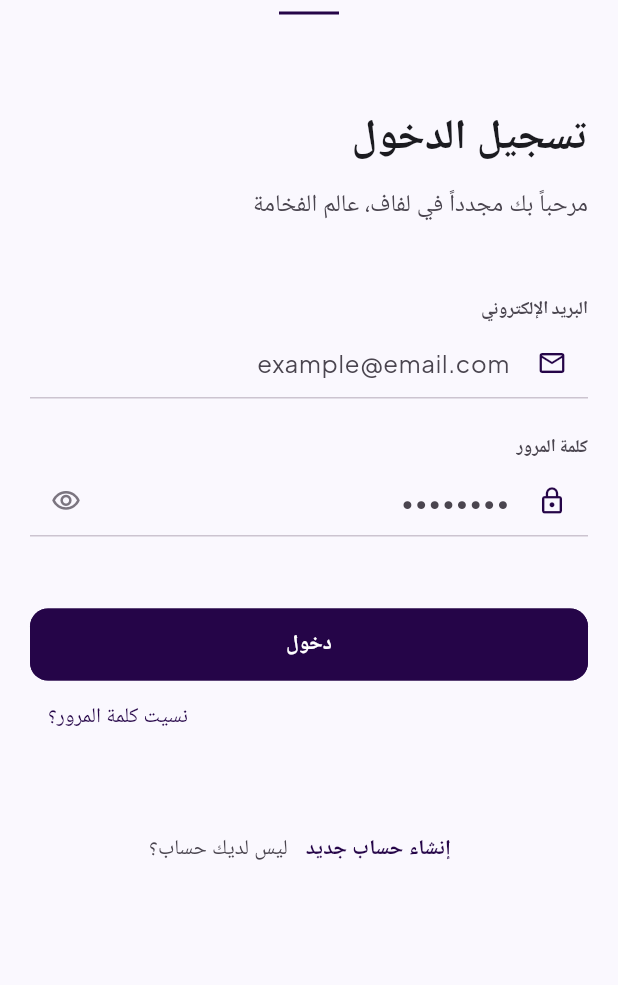
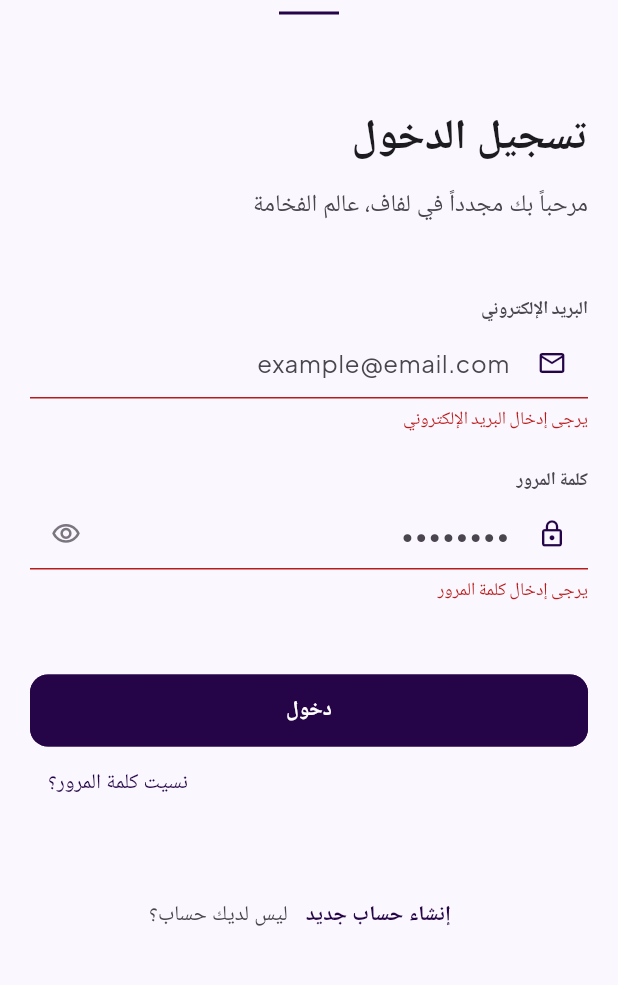
Before and after one commit to hossam91-dev/al-qaah, a Flutter app: the screen it shows after launch, after a tap on "دخول", on a phone screen of 412 x 824 dp, the part 170-1155 px from its top. Run offline on Flutter 3.47's test engine with Material 3 defaults, Android fonts, the phone set to English and light mode, and no system bars; our stand-ins replace dio, flutter_bloc, flutter_dotenv, freezed_annotation, get_it, go_router and 5 more; accounts and stored records are empty; Roboto replaces fonts that are missing (Tajawal).

Commit message:
Refactor: Add validation logic and improve Auth architecture

```diff
--- /dev/null
+++ b/lib/core/utils/validation_utils.dart
@@ -0,0 +1,63 @@
+class ValidationUtils {
+  static String? validateEmail(String? value) {
+    if (value == null || value.trim().isEmpty) {
+      return 'يرجى إدخال البريد الإلكتروني';
+    }
+    final emailRegex = RegExp(r'^[\w-\.]+@([\w-]+\.)+[\w-]{2,4}$');
+    if (!emailRegex.hasMatch(value)) {
+      return 'يرجى إدخال بريد إلكتروني صحيح';
+    }
+    return null;
+  }
+
+  static String? validatePassword(String? value) {
+    if (value == null || value.isEmpty) {
+      return 'يرجى إدخال كلمة المرور';
+    }
+    if (value.length < 6) {
+      return 'كلمة المرور يجب أن تكون 6 أحرف على الأقل';
+    }
+    return null;
+  }
+
+  static String? validateConfirmPassword(String? password, String? confirmPassword) {
+    if (confirmPassword == null || confirmPassword.isEmpty) {
+      return 'يرجى تأكيد كلمة المرور';
+    }
+    if (password != confirmPassword) {
+      return 'كلمتا المرور غير متطابقتين';
+    }
+    return null;
+  }
+
+  static String? validateFullName(String? value) {
+    if (value == null || value.trim().isEmpty) {
+      return 'يرجى إدخال الاسم بالكامل';
+    }
+    if (value.trim().split(' ').length < 2) {
+      return 'يرجى إدخال الاسم الثنائي على الأقل';
+    }
+    return null;
+  }
+
+  static String? validatePhone(String? value) {
+    if (value == null || value.trim().isEmpty) {
+      return 'يرجى إدخال رقم الهاتف';
+    }
+    final phoneRegex = RegExp(r'^(010|011|012|015)[0-9]{8}$');
+    if (!phoneRegex.hasMatch(value)) {
+      return 'يرجى إدخال رقم هاتف مصري صحيح';
+    }
+    return null;
+  }
+
+  static String? validateOtp(String? value) {
+    if (value == null || value.trim().isEmpty) {
+      return 'يرجى إدخال رمز التحقق';
+    }
+    if (value.trim().length != 6) {
+      return 'رمز التحقق يجب أن يكون 6 أرقام';
+    }
+    return null;
+  }
+}
--- a/lib/core/widgets/app_text_field.dart
+++ b/lib/core/widgets/app_text_field.dart
@@ -11,6 +11,7 @@
   final IconData? prefixIcon;
   final Widget? suffixIcon;
   final ValueChanged<String>? onChanged;
+  final String? Function(String?)? validator;
 
   const AppTextField({
     super.key,
@@ -23,6 +24,7 @@
     this.prefixIcon,
     this.suffixIcon,
     this.onChanged,
+    this.validator,
   });
 
   @override
@@ -34,21 +36,23 @@
           Text(
             label!,
             style: Theme.of(context).textTheme.labelMedium?.copyWith(
-              fontWeight: FontWeight.bold,
-              color: AppColors.onSurfaceVariant,
-              letterSpacing: 1.2,
-            ),
+                  fontWeight: FontWeight.bold,
+                  color: AppColors.onSurfaceVariant,
+                  letterSpacing: 1.2,
+                ),
           ),
           const SizedBox(height: 4),
         ],
-        TextField(
+        TextFormField(
           controller: controller,
           obscureText: isPassword,
           keyboardType: keyboardType,
           onChanged: onChanged,
-          style: Theme.of(
-            context,
-          ).textTheme.bodyLarge?.copyWith(color: AppColors.onSurface),
+          validator: validator,
+          style: Theme.of(context)
+              .textTheme
+              .bodyLarge
+              ?.copyWith(color: AppColors.onSurface),
           decoration: InputDecoration(
             hintText: hintText,
             errorText: errorText,
--- a/lib/features/auth/data/datasources/auth_remote_data_source.dart
+++ b/lib/features/auth/data/datasources/auth_remote_data_source.dart
@@ -10,4 +10,6 @@
   Future<void> sendResetCode(String email);
   Future<void> verifyOtp({required String email, required String token});
   Future<void> updatePassword(String newPassword);
+  Future<UserEntity?> getCurrentUser();
+  Future<void> logout();
 }
--- a/lib/features/auth/domain/repositories/auth_repository.dart
+++ b/lib/features/auth/domain/repositories/auth_repository.dart
@@ -10,4 +10,6 @@
   Future<void> sendResetCode(String email);
   Future<void> verifyOtp({required String email, required String token});
   Future<void> updatePassword(String newPassword);
+  Future<UserEntity?> getCurrentUser();
+  Future<void> logout();
 }
--- a/lib/features/auth/presentation/pages/login_page.dart
+++ b/lib/features/auth/presentation/pages/login_page.dart
@@ -26,7 +26,7 @@
           state.whenOrNull(
             success: (user) {
               AppSnackBar.success(context, 'مرحباً ${user.name}');
-              // Navigate to home after success
+              context.go(AppRoutes.home);
             },
             error: (message) => AppSnackBar.error(context, message),
           );
--- a/lib/features/auth/presentation/widgets/login_form.dart
+++ b/lib/features/auth/presentation/widgets/login_form.dart
@@ -2,6 +2,7 @@
 import 'package:flutter_bloc/flutter_bloc.dart';
 import 'package:al_qaah/l10n/app_localizations.dart';
 import '../../../../../core/theme/app_colors.dart';
+import '../../../../../core/utils/validation_utils.dart';
 import '../../../../../core/widgets/app_button.dart';
 import '../../../../../core/widgets/app_text_field.dart';
 import '../bloc/auth_cubit.dart';
@@ -14,6 +15,7 @@
 }
 
 class _LoginFormState extends State<LoginForm> {
+  final _formKey = GlobalKey<FormState>();
   final TextEditingController _emailController = TextEditingController();
   final TextEditingController _passwordController = TextEditingController();
   bool _isPasswordVisible = false;
@@ -25,10 +27,21 @@
     super.dispose();
   }
 
+  void _submit() {
+    if (_formKey.currentState?.validate() ?? false) {
+      context.read<AuthCubit>().login(
+            _emailController.text,
+            _passwordController.text,
+          );
+    }
+  }
+
   @override
   Widget build(BuildContext context) {
     final l10n = AppLocalizations.of(context)!;
-    return Column(
+    return Form(
+      key: _formKey,
+      child: Column(
         crossAxisAlignment: CrossAxisAlignment.stretch,
         children: [
           AppTextField(
@@ -37,6 +50,7 @@
             controller: _emailController,
             keyboardType: TextInputType.emailAddress,
             prefixIcon: Icons.email_outlined,
+            validator: ValidationUtils.validateEmail,
           ),
           const SizedBox(height: 24),
           AppTextField(
@@ -45,6 +59,7 @@
             controller: _passwordController,
             isPassword: !_isPasswordVisible,
             prefixIcon: Icons.lock_outline,
+            validator: ValidationUtils.validatePassword,
             suffixIcon: IconButton(
               icon: Icon(
                 _isPasswordVisible
@@ -70,16 +85,12 @@
               return AppButton.primary(
                 text: l10n.login_button,
                 isLoading: isLoading,
-              onPressed: () {
-                context.read<AuthCubit>().login(
-                  _emailController.text,
-                  _passwordController.text,
-                );
-              },
+                onPressed: isLoading ? () {} : _submit,
               );
             },
           ),
         ],
+      ),
     );
   }
 }
```
Also changed, not shown: lib/core/router/app_router.dart (+40 -2 lines), lib/features/auth/data/datasources/supabase_auth_remote_data_source.dart (+20 -0 lines), lib/features/auth/data/repositories/auth_repository_impl.dart (+10 -0 lines), lib/features/auth/presentation/bloc/auth_cubit.dart (+56 -17 lines), lib/features/auth/presentation/widgets/forgot_password_form.dart (+22 -5 lines), lib/features/auth/presentation/widgets/register_form.dart (+17 -10 lines), lib/features/auth/presentation/widgets/reset_password_form.dart (+18 -16 lines), pubspec.lock. Lines whose indentation alone changed are shown as unchanged.
